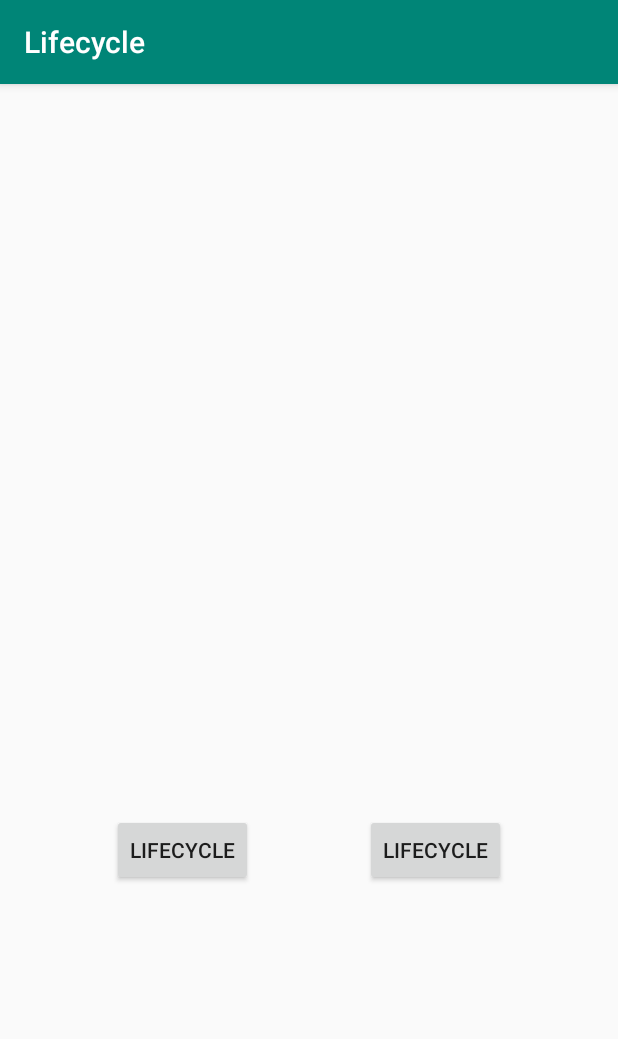
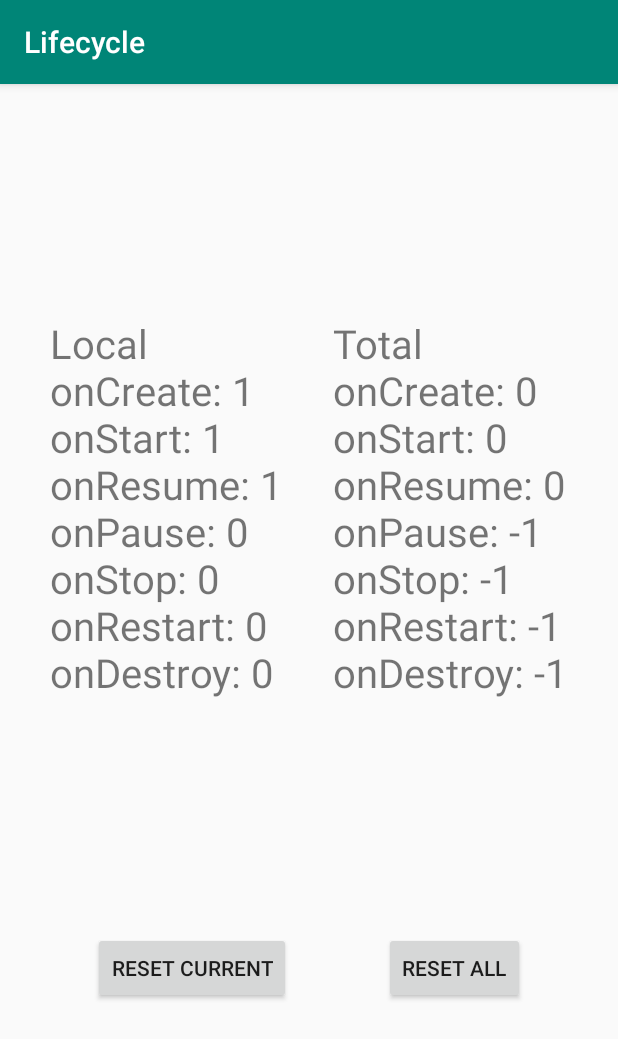
Before and after one commit to J4z0n/Lifecycle, an Android app: the screen it shows after launch (MainActivity), on a phone screen of 412 x 824 dp. Shown: the top 1039 px of the screen. Run offline under Robolectric (Android 15) with nearby library versions, the phone set to English and light mode, and no system bars.

Commit message:
Shared Preferences and Local tracking + reset capabilities

```diff
--- a/app/src/main/java/traf1/hejason/lifecycle/MainActivity.java
+++ b/app/src/main/java/traf1/hejason/lifecycle/MainActivity.java
@@ -4,45 +4,94 @@ import androidx.appcompat.app.AppCompatActivity;
 
 import android.content.SharedPreferences;
 import android.os.Bundle;
+import android.view.View;
+import android.widget.TextView;
 
 public class MainActivity extends AppCompatActivity {
+    TextView local, sharedPrefs;
     SharedPreferences mPreferences;
+    SharedPreferences.Editor preferencesEditor;
+    String localOutput = "Local", sharedOutput = "";
 
-
+    String[] methods = {"onCreate", "onStart", "onResume", "onPause", "onStop", "onRestart", "onDestroy"};
+    int[] count = new int[7];
     @Override
     protected void onCreate(Bundle savedInstanceState) {
         super.onCreate(savedInstanceState);
         setContentView(R.layout.activity_main);
-        mPreferences = getSharedPreferences("traf1.hejason.lifecycle.sharedprefs", MODE_PRIVATE);
+        local = findViewById(R.id.local);
+        sharedPrefs = findViewById(R.id.sharedPrefs);
+        mPreferences = getSharedPreferences("myPref", MODE_PRIVATE);
+        preferencesEditor = mPreferences.edit();
+        update(0);
     }
 
     @Override
     protected void onStart() {
         super.onStart();
+        update(1);
     }
 
     @Override
     protected void onResume() {
         super.onResume();
+        update(2);
     }
 
     @Override
     protected void onPause() {
         super.onPause();
+        update(3);
     }
 
     @Override
     protected void onStop() {
         super.onStop();
+        update(4);
     }
 
     @Override
     protected void onRestart() {
         super.onRestart();
+        update(5);
     }
 
     @Override
     protected void onDestroy() {
         super.onDestroy();
+        update(6);
+    }
+
+    public void resetLocal(View view){
+        for(int x = 0; x < methods.length; x++)
+            count[x] = 0;
+        display();
+    }
+
+    public void resetAll(View view) {
+        resetLocal(view);
+        for (String s : methods){
+            preferencesEditor.putInt(s, 0);
+            preferencesEditor.apply();
+        }
+        display();
+    }
+
+    private void update(int i){
+        count[i]++;
+        preferencesEditor.putInt(methods[i], mPreferences.getInt(methods[i], -1) + 1);
+        preferencesEditor.apply();
+        display();
+    }
+
+    private void display(){
+        localOutput = "Local";
+        for(int x = 0; x < count.length; x++)
+            localOutput += "\n" + methods[x] + ": " + count[x];
+        local.setText(localOutput);
+        sharedOutput = "Total";
+        for(int x = 0; x < count.length; x++)
+            sharedOutput += "\n" + methods[x] + ": " + mPreferences.getInt(methods[x], -1);
+        sharedPrefs.setText(sharedOutput);
     }
 }
--- a/app/src/main/res/layout/activity_main.xml
+++ b/app/src/main/res/layout/activity_main.xml
@@ -9,10 +9,20 @@
     <TextView
         android:layout_width="wrap_content"
         android:layout_height="wrap_content"
-        android:text=""
-        android:id="@+id/stats"
+        android:textSize="12pt"
+        android:id="@+id/local"
         app:layout_constraintBottom_toTopOf="@id/resetLocal"
         app:layout_constraintLeft_toLeftOf="parent"
+        app:layout_constraintRight_toLeftOf="@id/sharedPrefs"
+        app:layout_constraintTop_toTopOf="parent" />
+
+    <TextView
+        android:layout_width="wrap_content"
+        android:layout_height="wrap_content"
+        android:textSize="12pt"
+        android:id="@+id/sharedPrefs"
+        app:layout_constraintBottom_toTopOf="@id/resetSharedPrefs"
+        app:layout_constraintLeft_toRightOf="@id/local"
         app:layout_constraintRight_toRightOf="parent"
         app:layout_constraintTop_toTopOf="parent" />
 
@@ -20,8 +30,9 @@
         android:layout_width="wrap_content"
         android:layout_height="wrap_content"
         android:id="@+id/resetLocal"
-        android:text="@string/app_name"
-        app:layout_constraintTop_toBottomOf="@id/stats"
+        android:text="@string/reset_local"
+        android:onClick="resetLocal"
+        app:layout_constraintTop_toBottomOf="@id/local"
         app:layout_constraintLeft_toLeftOf="parent"
         app:layout_constraintRight_toLeftOf="@id/resetSharedPrefs"
         app:layout_constraintBottom_toBottomOf="parent"
@@ -31,8 +42,9 @@
         android:layout_width="wrap_content"
         android:layout_height="wrap_content"
         android:id="@+id/resetSharedPrefs"
-        android:text="@string/app_name"
-        app:layout_constraintTop_toBottomOf="@id/stats"
+        android:text="@string/reset_all"
+        android:onClick="resetAll"
+        app:layout_constraintTop_toBottomOf="@id/sharedPrefs"
         app:layout_constraintRight_toRightOf="parent"
         app:layout_constraintLeft_toRightOf="@id/resetLocal"
         app:layout_constraintBottom_toBottomOf="parent"
--- a/app/src/main/res/values/strings.xml
+++ b/app/src/main/res/values/strings.xml
@@ -1,3 +1,5 @@
 <resources>
     <string name="app_name">Lifecycle</string>
+    <string name="reset_local">Reset Current</string>
+    <string name="reset_all">Reset All</string>
 </resources>
```
Also changed, not shown: app/src/main/java/traf1/hejason/lifecycle/Variables.java (deleted, +0 -59 lines).
